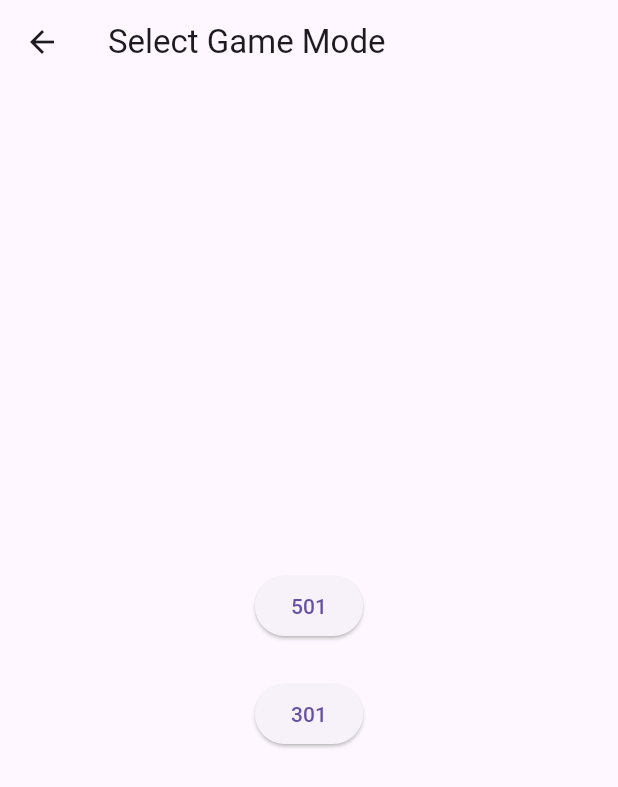
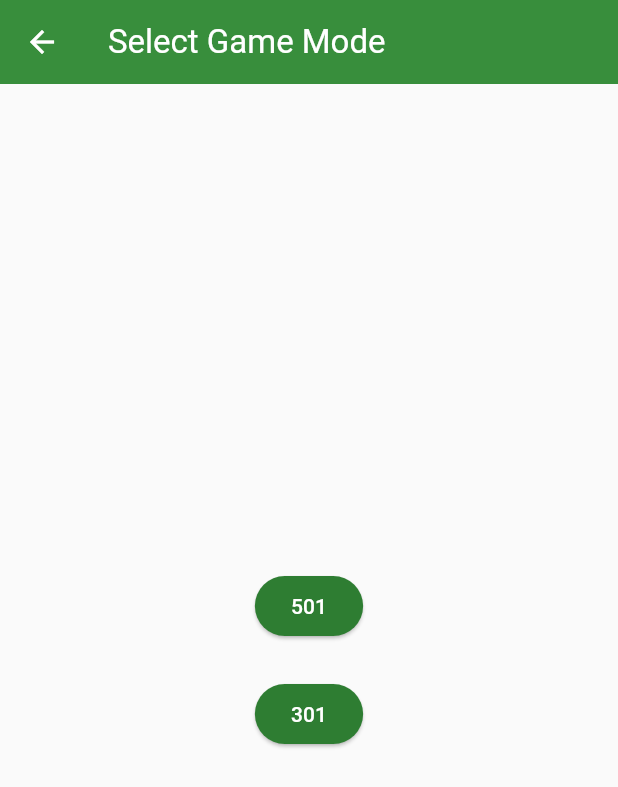
Before and after one commit to GunnarAgustsson/DartsApp, a Flutter app: the screen it shows after launch, after a tap on "New Game", on a phone screen of 412 x 824 dp. Shown: the top 787 px of the screen. Run offline on Flutter 3.47's test engine with Material 3 defaults, Android fonts, the phone set to English and light mode, and no system bars; our stand-ins replace fl_chart, flutter_svg, share_plus, shared_preferences; missing offline and left inert: excel.

Commit message:
Modified the themes

```diff
--- a/dars_scoring_app/lib/main.dart
+++ b/dars_scoring_app/lib/main.dart
@@ -1,6 +1,7 @@
 import 'package:flutter/material.dart';
 import 'package:shared_preferences/shared_preferences.dart';
 import 'screens/home_screen.dart';
+import 'theme.dart'; // Add this import
 
 void main() async {
   WidgetsFlutterBinding.ensureInitialized();
@@ -36,8 +37,8 @@ class _MyAppState extends State<MyApp> {
   Widget build(BuildContext context) {
     return MaterialApp(
       title: 'DARTS Scoring App',
-      theme: ThemeData.light(),
-      darkTheme: ThemeData.dark(),
+      theme: lightDartsTheme,
+      darkTheme: darkDartsTheme,
       themeMode: _isDarkMode ? ThemeMode.dark : ThemeMode.light,
       home: HomeScreen(
         onThemeChanged: _setTheme,
--- /dev/null
+++ b/dars_scoring_app/lib/theme.dart
@@ -0,0 +1,51 @@
+import 'package:flutter/material.dart';
+
+final ThemeData lightDartsTheme = ThemeData(
+  colorScheme: ColorScheme.fromSeed(
+    seedColor: Colors.green[800]!,
+    brightness: Brightness.light,
+    primary: Colors.green[800],
+    secondary: Colors.red[700],
+    surface: Colors.grey[100],
+  ),
+  scaffoldBackgroundColor: Colors.grey[50],
+  appBarTheme: const AppBarTheme(
+    backgroundColor: Color(0xFF388E3C),
+    foregroundColor: Colors.white,
+  ),
+  textTheme: ThemeData.light().textTheme.apply(
+    bodyColor: Colors.black,
+    displayColor: Colors.black,
+  ),
+  elevatedButtonTheme: ElevatedButtonThemeData(
+    style: ElevatedButton.styleFrom(
+      backgroundColor: Colors.green[800],
+      foregroundColor: Colors.white,
+    ),
+  ),
+);
+
+final ThemeData darkDartsTheme = ThemeData(
+  colorScheme: ColorScheme.fromSeed(
+    seedColor: Colors.green[900]!,
+    brightness: Brightness.dark,
+    primary: Colors.green[900],
+    secondary: Colors.red[400],
+    surface: Colors.grey[850]!,
+  ),
+  scaffoldBackgroundColor: Colors.black,
+  appBarTheme: const AppBarTheme(
+    backgroundColor: Color(0xFF1B5E20),
+    foregroundColor: Colors.white,
+  ),
+  textTheme: ThemeData.dark().textTheme.apply(
+    bodyColor: Colors.white,
+    displayColor: Colors.white,
+  ),
+  elevatedButtonTheme: ElevatedButtonThemeData(
+    style: ElevatedButton.styleFrom(
+      backgroundColor: Colors.green[900],
+      foregroundColor: Colors.white,
+    ),
+  ),
+);
```
